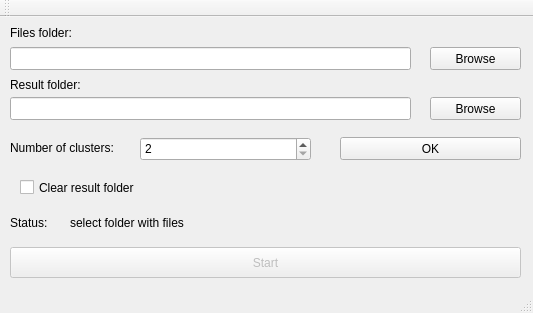
Above: mainwindow.ui from SonyaHon/clusterAnalizQted before the change. Below: the same form after it.
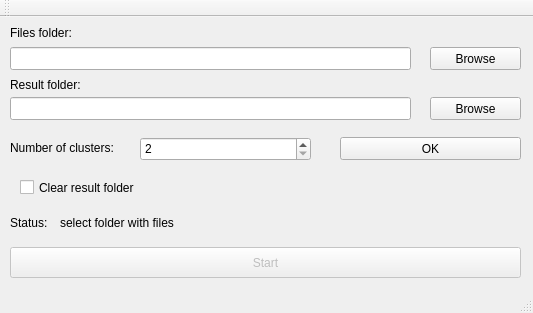
That is the form after the change.

Commit message: fixed gui, put math in anothet thread

```diff
--- a/mainwindow.ui
+++ b/mainwindow.ui
@@ -71,7 +71,7 @@
      <rect>
       <x>10</x>
       <y>190</y>
-      <width>81</width>
+      <width>41</width>
       <height>31</height>
      </rect>
     </property>
@@ -82,7 +82,7 @@
    <widget class="QLabel" name="l_ok">
     <property name="geometry">
      <rect>
-      <x>70</x>
+      <x>60</x>
       <y>190</y>
       <width>411</width>
       <height>31</height>
```
The commit also changes 7 other files.
